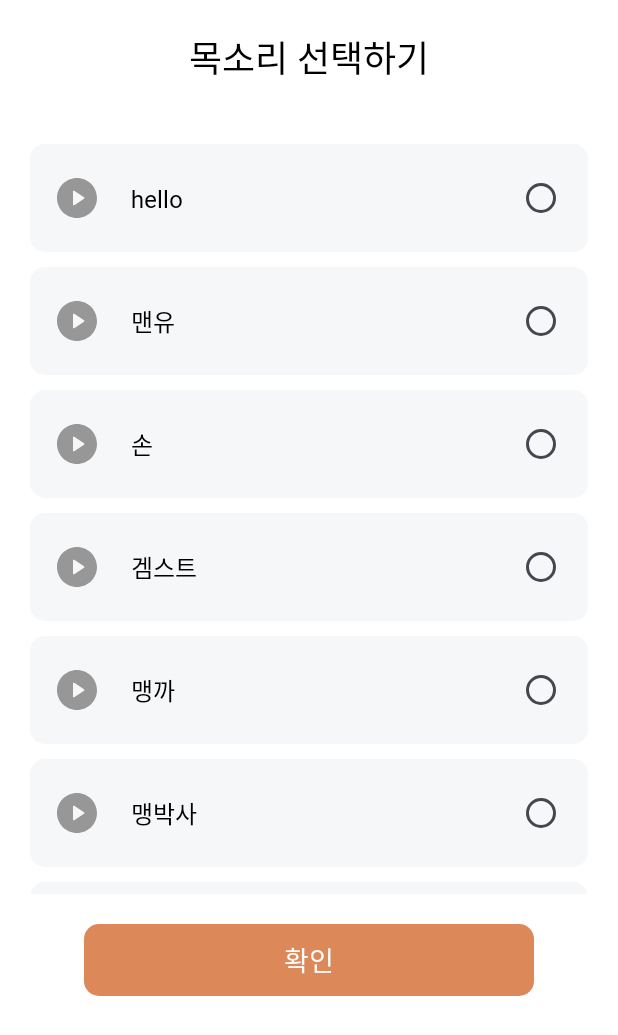
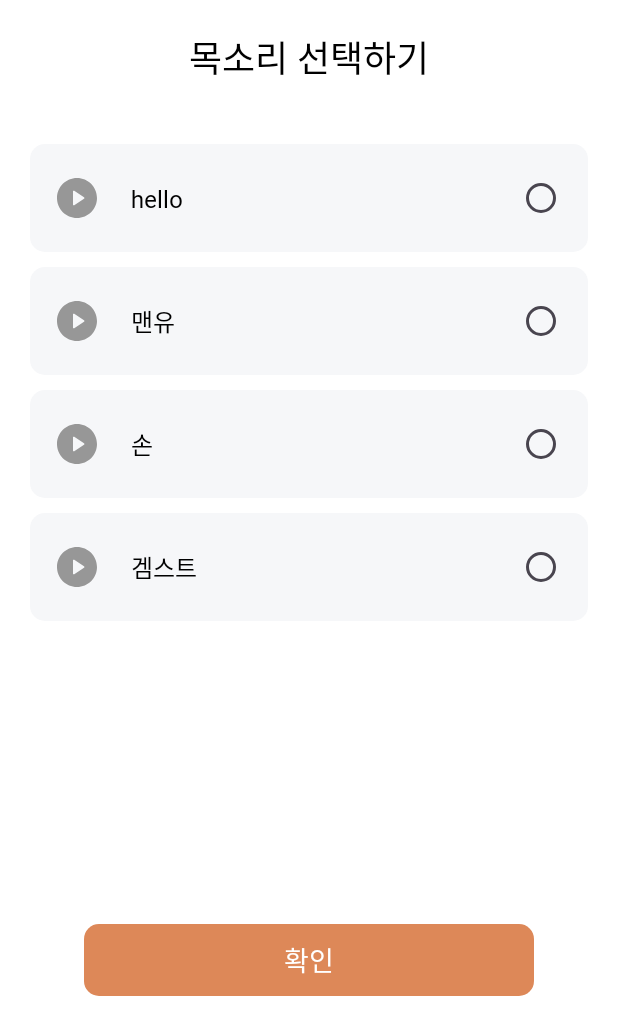
Before and after one commit to tukcomCD2024/SnowBall, an Android app: the ChooseVoiceFragment screen opened through its navigation route, on a phone screen of 412 x 824 dp. Shown: the top 1035 px of the screen. Run offline under Robolectric (Android 15) with nearby library versions, the phone set to English and light mode, and no system bars; our stand-ins replace CircleImageView, data binding.

Commit message:
[#25] 2차 데모를 위한 코드 수정

```diff
--- a/Android/app/src/main/java/com/snowball/memetory/presentation/ui/generatememe/ChooseVoiceFragment.kt
+++ b/Android/app/src/main/java/com/snowball/memetory/presentation/ui/generatememe/ChooseVoiceFragment.kt
@@ -39,9 +39,6 @@ class ChooseVoiceFragment : Fragment(), VoiceRVAdapter.OnItemClickListener  {
             "맨유",
             "손",
             "겜스트",
-            "맹까",
-            "맹박사",
-            "ㅂㅂ"
         )
         rvAdapter = VoiceRVAdapter(arryList, this)
         binding.voiceRecyclerView.adapter = rvAdapter
--- a/Android/app/src/main/java/com/snowball/memetory/presentation/ui/generatememe/GenerateMemeFragment.kt
+++ b/Android/app/src/main/java/com/snowball/memetory/presentation/ui/generatememe/GenerateMemeFragment.kt
@@ -27,7 +27,7 @@ class GenerateMemeFragment : Fragment(), TemplateRVAdater.OnItemClickListener {
                                                     R.layout.fragment_generate_meme,
                                                     container,
                                                     false)
-        val arrayList = arrayListOf<Int>(3, 4, 5, 6)
+        val arrayList = arrayListOf<Int>(3)
         binding.templateRecyclerView.adapter = TemplateRVAdater(arrayList, this)
 
         return binding.root
--- a/Android/app/src/main/java/com/snowball/memetory/presentation/ui/generatememe/adapter/TemplateRVAdater.kt
+++ b/Android/app/src/main/java/com/snowball/memetory/presentation/ui/generatememe/adapter/TemplateRVAdater.kt
@@ -24,7 +24,7 @@ class TemplateRVAdater(private val imgRes: ArrayList<Int>, private val itemClick
     }
 
     override fun onBindViewHolder(holder: TemplateRVAdater.ViewHolder, position: Int) {
-        holder.img.text = imgRes[position].toString()
+//        holder.img.setImageResource(imgRes[position])
     }
 
     override fun getItemCount(): Int {
@@ -32,7 +32,7 @@ class TemplateRVAdater(private val imgRes: ArrayList<Int>, private val itemClick
     }
 
     inner class ViewHolder(binding : ItemTemplateBinding): RecyclerView.ViewHolder(binding.root) {
-        val img = binding.templateNumText
+        val img = binding.templateImg
 
         init {
             itemView.setOnClickListener {
```
